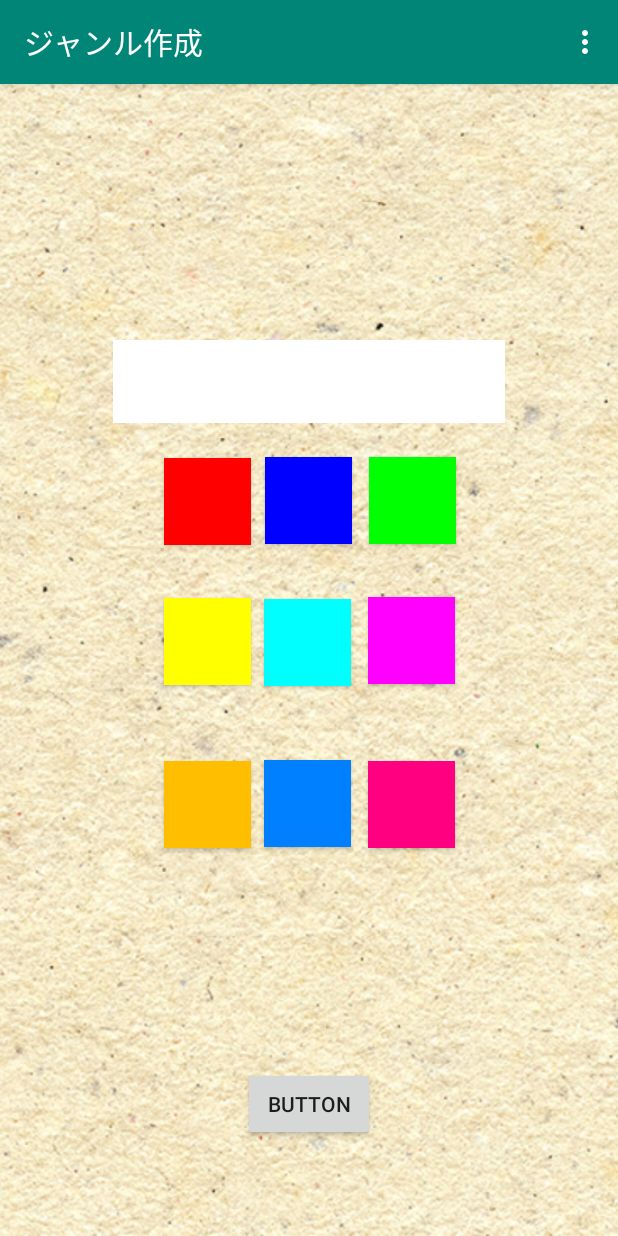
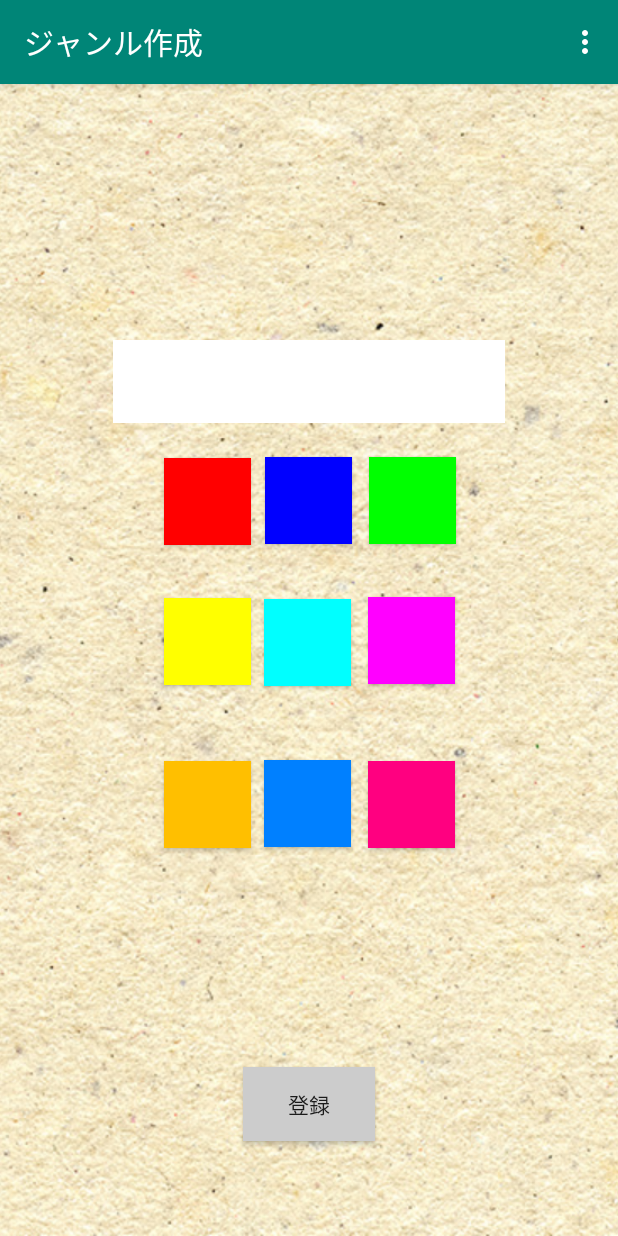
Before and after one commit to AzzFirstGroup/AnythingManagement, an Android app: the GenreIns screen opened directly, with no data from a screen before it, on a phone screen of 412 x 824 dp. Run offline under Robolectric (Android 15) with nearby library versions, the phone set to English and light mode, and no system bars.

Commit message:
登録ボタン押下後、機能一覧へ遷移する

```diff
--- a/source/app/src/main/java/azz/anythingmanagement/GenreIns.java
+++ b/source/app/src/main/java/azz/anythingmanagement/GenreIns.java
@@ -30,6 +30,8 @@ public class GenreIns extends AppCompatActivity {
 
         final Context cont = super.getApplicationContext();
 
+        final Intent intent = new Intent (this, FirstActivity.class);
+
         final Button bt = findViewById(R.id.button);
         final Button red = findViewById(R.id.ButtonR);
         final Button blue = findViewById(R.id.ButtonB);
@@ -58,14 +60,13 @@ public class GenreIns extends AppCompatActivity {
                 String str2 = str.replaceAll("^..","#");
 
                 Data reg_date = new Data();
-                tv.setText(text);
-                tv2.setText(str2);
                 et.setText("");
                 et.setTextColor(Color.BLACK);
                 genre.setGenreName(text);
                 genre.setColorInfo(str2);
                 reg_date.registGenreData(genre,cont);
 
+                startActivity(intent);
             }
         });
 
--- a/source/app/src/main/res/layout/genre_insret.xml
+++ b/source/app/src/main/res/layout/genre_insret.xml
@@ -21,7 +21,8 @@
         android:id="@+id/button"
         android:layout_width="wrap_content"
         android:layout_height="49dp"
-        android:text="Button"
+        android:background="#cccccc"
+        android:text="登録"
         app:layout_constraintBottom_toBottomOf="parent"
         app:layout_constraintHorizontal_bias="0.499"
         app:layout_constraintLeft_toLeftOf="parent"
@@ -74,7 +75,7 @@
         android:id="@+id/ButtonR"
         android:layout_width="58dp"
         android:layout_height="58dp"
-        android:background="#ff0000"
+        android:background="#FF0000"
         android:text=""
         app:layout_constraintBottom_toBottomOf="parent"
         app:layout_constraintHorizontal_bias="0.309"
```
